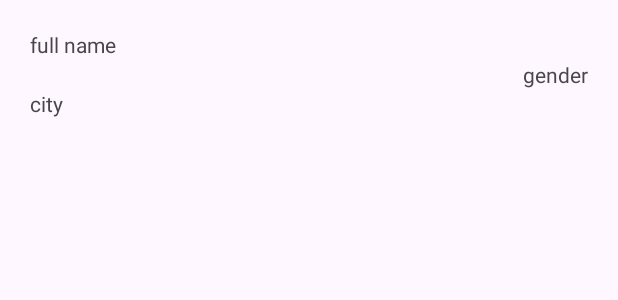
After one commit to KhalidIdouahman/Mini_Project_01, an Android app: the layout item_user.xml on its own in the app's theme, with its tools: preview values and no code run, on a phone screen of 412 x 824 dp. The commit adds this screen. Shown: the top 300 px of the screen. Run offline under Robolectric (Android 15) with nearby library versions, the phone set to English and light mode, and no system bars.

Commit message:
Display the users in a custom listView

```diff
--- /dev/null
+++ b/app/src/main/res/layout/item_user.xml
@@ -0,0 +1,39 @@
+<?xml version="1.0" encoding="utf-8"?>
+<androidx.constraintlayout.widget.ConstraintLayout xmlns:android="http://schemas.android.com/apk/res/android"
+    xmlns:app="http://schemas.android.com/apk/res-auto"
+    xmlns:tools="http://schemas.android.com/tools"
+    android:layout_width="match_parent"
+    android:layout_height="wrap_content">
+
+    <TextView
+        android:id="@+id/user_full_name_tv"
+        android:layout_width="wrap_content"
+        android:layout_height="wrap_content"
+        android:layout_marginStart="20dp"
+        android:layout_marginTop="20dp"
+        android:text="full name"
+        app:layout_constraintStart_toStartOf="parent"
+        app:layout_constraintTop_toTopOf="parent" />
+
+    <TextView
+        android:id="@+id/user_gender_tv"
+        android:layout_width="wrap_content"
+        android:layout_height="wrap_content"
+        android:layout_marginEnd="20dp"
+        android:text="gender"
+        app:layout_constraintBottom_toBottomOf="@+id/user_city_tv"
+        app:layout_constraintEnd_toEndOf="parent"
+        app:layout_constraintTop_toTopOf="@+id/user_full_name_tv" />
+
+    <TextView
+        android:id="@+id/user_city_tv"
+        android:layout_width="wrap_content"
+        android:layout_height="wrap_content"
+        android:layout_marginStart="20dp"
+        android:layout_marginTop="20dp"
+        android:layout_marginBottom="10dp"
+        android:text="city"
+        app:layout_constraintBottom_toBottomOf="parent"
+        app:layout_constraintStart_toStartOf="parent"
+        app:layout_constraintTop_toBottomOf="@+id/user_full_name_tv" />
+</androidx.constraintlayout.widget.ConstraintLayout>
```
Also changed, not shown: app/src/main/java/com/example/miniproject_01/MainActivity.java (+7 -9 lines), app/src/main/java/com/example/miniproject_01/UserAdapter.java (added, +54 -0 lines), app/src/main/java/com/example/miniproject_01/UserModel.java (added, +36 -0 lines).
